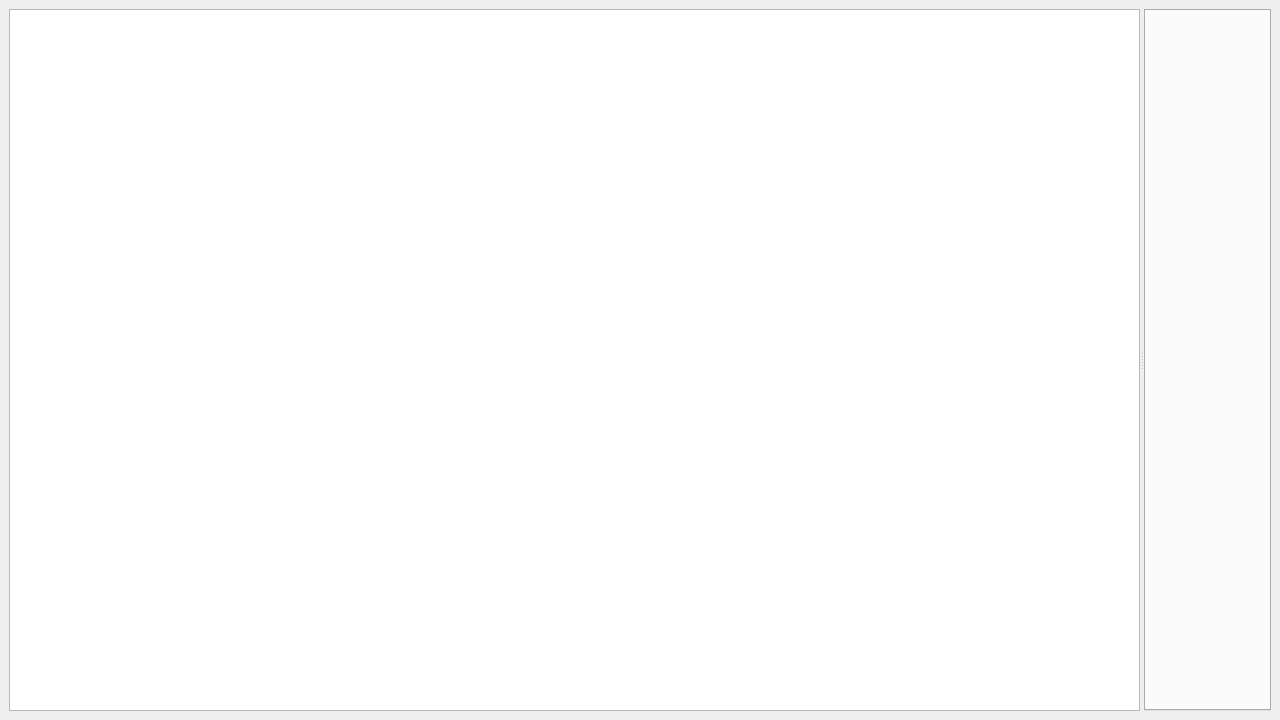
Before: the Qt Designer form HiveWE/TriggerEditor.ui in stijnherfst/HiveWE, drawn with Qt 5.
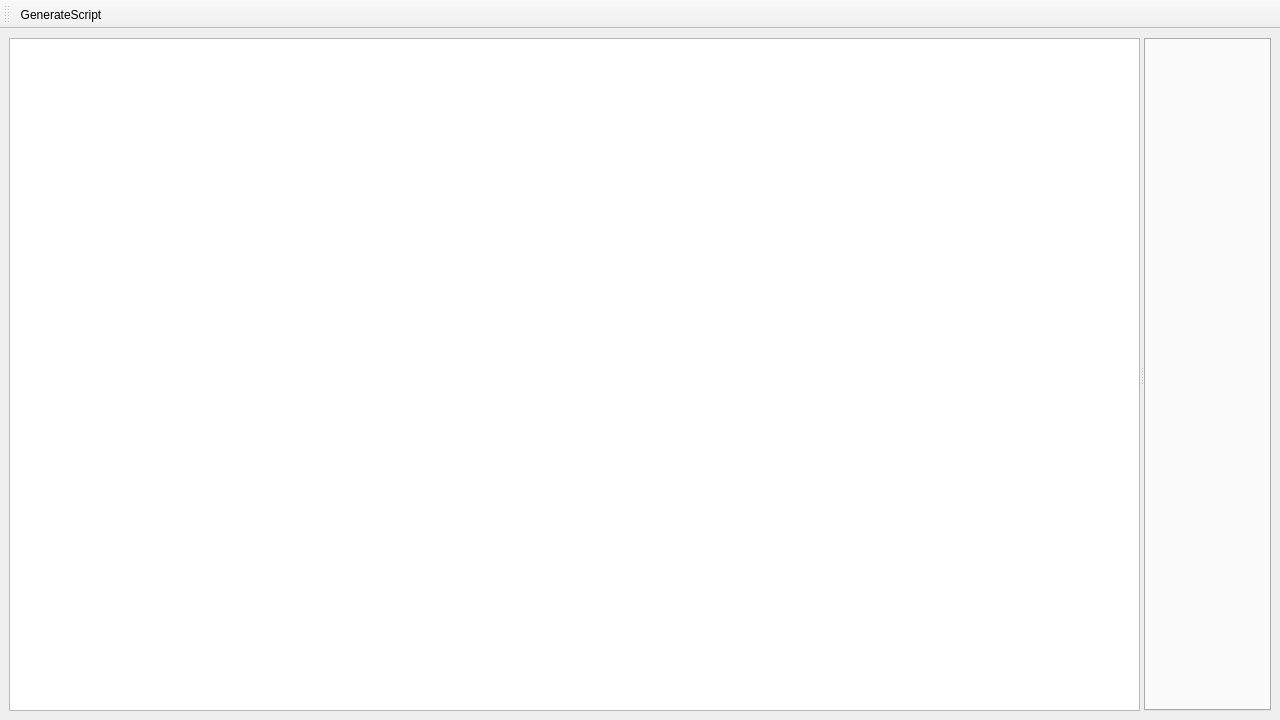
After: the same form once the commit is applied. Icons and pictures are not drawn.

Commit message: map script generation and validation

What changed in the file:
```diff
--- a/HiveWE/TriggerEditor.ui
+++ b/HiveWE/TriggerEditor.ui
@@ -66,6 +66,39 @@
     </item>
    </layout>
   </widget>
+  <widget class="QToolBar" name="toolBar">
+   <property name="windowTitle">
+    <string>toolBar</string>
+   </property>
+   <property name="iconSize">
+    <size>
+     <width>16</width>
+     <height>16</height>
+    </size>
+   </property>
+   <attribute name="toolBarArea">
+    <enum>TopToolBarArea</enum>
+   </attribute>
+   <attribute name="toolBarBreak">
+    <bool>false</bool>
+   </attribute>
+   <addaction name="actionGenerateScript"/>
+  </widget>
+  <action name="actionGenerateScript">
+   <property name="icon">
+    <iconset>
+     <normaloff>Data/Icons/Ribbon/triggereditor32x32.png</normaloff>Data/Icons/Ribbon/triggereditor32x32.png</iconset>
+   </property>
+   <property name="text">
+    <string>GenerateScript</string>
+   </property>
+   <property name="toolTip">
+    <string>Generate map script and check for errors</string>
+   </property>
+   <property name="shortcut">
+    <string>Ctrl+F10</string>
+   </property>
+  </action>
  </widget>
  <resources/>
  <connections/>
```
The commit also changes 32 other files.
